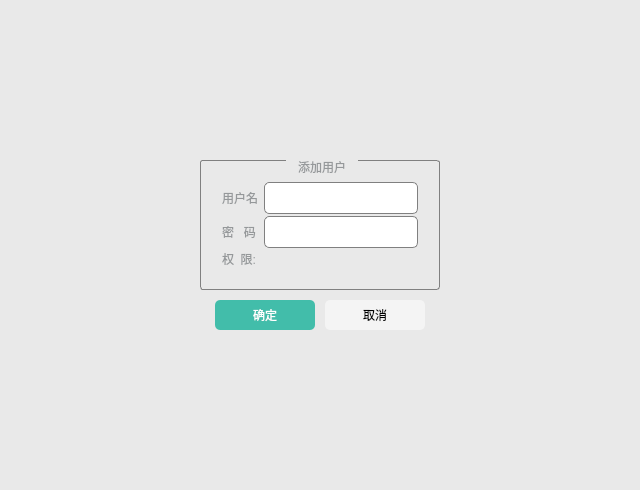
This is Demo/deadduserdlg.ui in 13438120136/XDemo as Qt 5 draws it before an edit. The edited form follows.
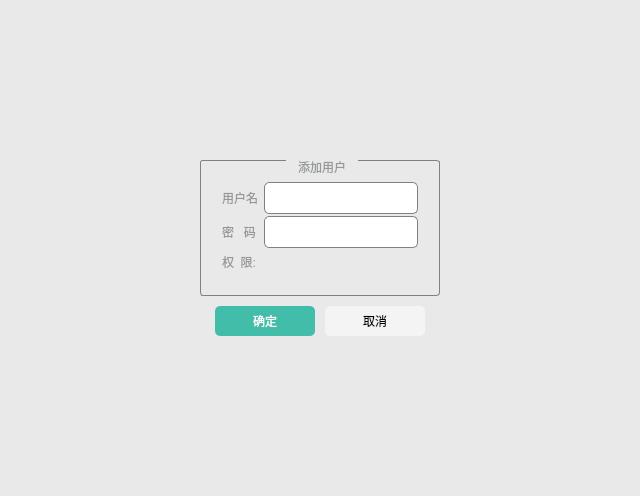
This is the edited form. Custom widgets are drawn as their Qt base class.

Patch:
```diff
--- a/Demo/deadduserdlg.ui
+++ b/Demo/deadduserdlg.ui
@@ -7,7 +7,7 @@
     <x>0</x>
     <y>0</y>
     <width>640</width>
-    <height>480</height>
+    <height>496</height>
    </rect>
   </property>
   <property name="windowTitle">
```
